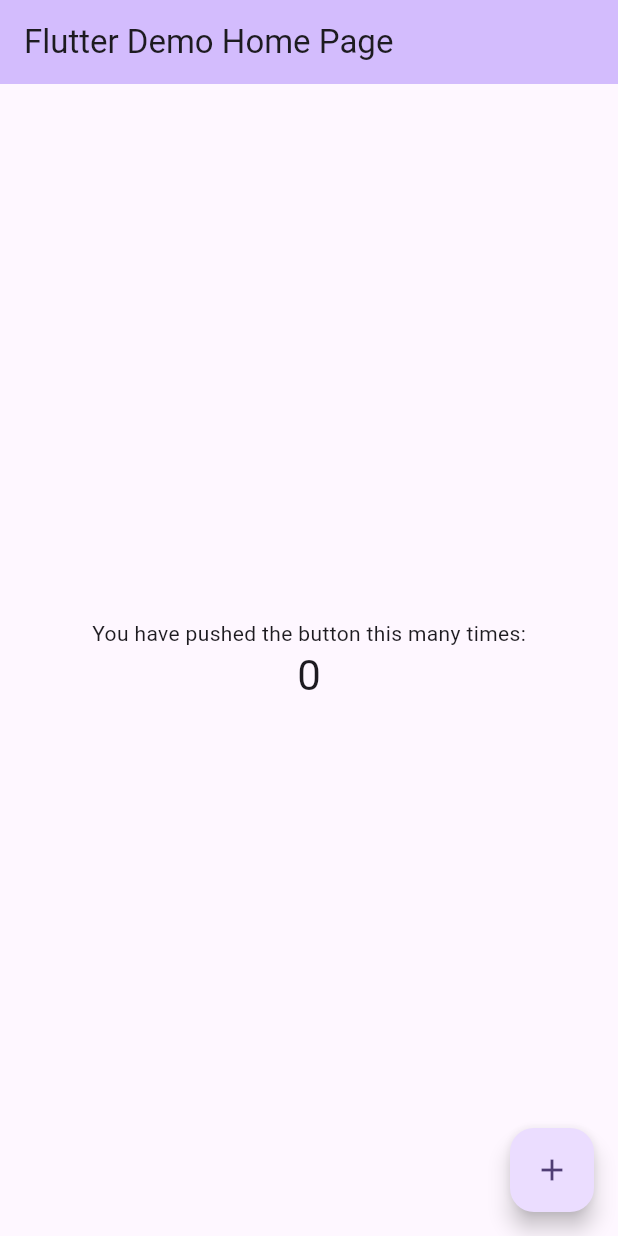
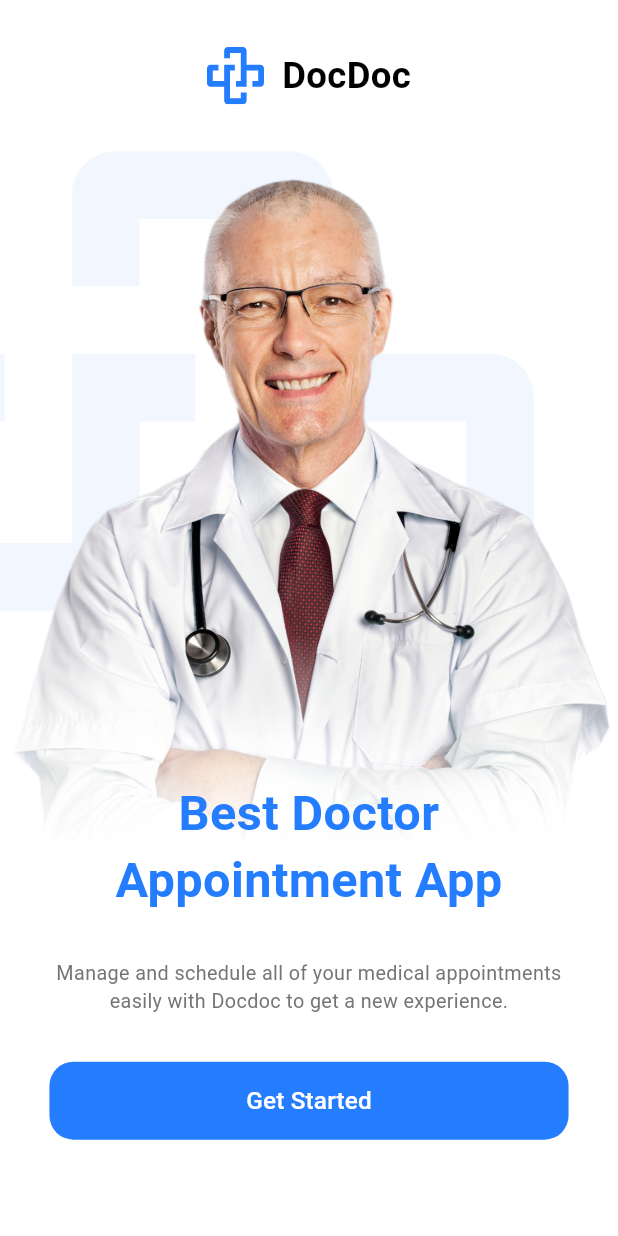
Before and after one commit to ahmedshebl175/flutter_advanced_course, a Flutter app: the screen it shows after launch, on a phone screen of 412 x 824 dp. Run offline on Flutter 3.47's test engine with Material 3 defaults, Android fonts, the phone set to English and light mode, and no system bars; our stand-ins replace flutter_screenutil, flutter_svg.

Commit message:
- added images & svgs folders for assets - added flutter_svg & flutter_screenutil - made a file for doc app client - added navigation extension - added routing folder that contains router class & routes file - added colors & text styles - added empty login screen - added onboarding screen

```diff
--- /dev/null
+++ b/lib/core/helpers/extensions.dart
@@ -0,0 +1,25 @@
+import 'package:flutter/widgets.dart';
+
+extension Navigation on BuildContext {
+  Future<dynamic> pushNamed(String routeName, {Object? arguments}) {
+    return Navigator.of(this).pushNamed(routeName, arguments: arguments);
+  }
+
+  Future<dynamic> pushReplacementNamed(String routeName, {Object? arguments}) {
+    return Navigator.of(this)
+        .pushReplacementNamed(routeName, arguments: arguments);
+  }
+
+  Future<dynamic> pushNamedAndRemoveUn(String routeName, {Object? arguments}) {
+    return Navigator.of(this)
+        .pushReplacementNamed(routeName, arguments: arguments);
+  }
+
+  Future<dynamic> pushNamedAndRemoveUntil(String routeName,
+      {Object? arguments, required RoutePredicate predicate}) {
+    return Navigator.of(this)
+        .pushNamedAndRemoveUntil(routeName, predicate, arguments: arguments);
+  }
+
+  void pop() => Navigator.of(this).pop();
+}
--- /dev/null
+++ b/lib/core/routing/app_router.dart
@@ -0,0 +1,30 @@
+import 'package:flutter/material.dart';
+import 'package:flutter_complete_project/core/routing/routes.dart';
+import 'package:flutter_complete_project/features/login/ui/widgets/login_screen.dart';
+import 'package:flutter_complete_project/features/onboarding/onboarding_screen.dart';
+
+class AppRouter {
+  Route generateRoute(RouteSettings settings) {
+    // this arguments to be passed in any screen like this (arguments as ClassName)
+    final arguments = settings.arguments;
+
+    switch (settings.name) {
+      case Routes.onBoardingScreen:
+        return MaterialPageRoute(
+          builder: (_) => const OnboardingScreen(),
+        );
+      case Routes.loginScreen:
+        return MaterialPageRoute(
+          builder: (_) => const LoginScreen(),
+        );
+      default:
+        return MaterialPageRoute(
+          builder: (_) => Scaffold(
+            body: Center(
+              child: Text('No route defined for ${settings.name}'),
+            ),
+          ),
+        );
+    }
+  }
+}
--- /dev/null
+++ b/lib/core/routing/routes.dart
@@ -0,0 +1,4 @@
+class Routes {
+  static const String onBoardingScreen = '/onBoardingScreen';
+  static const String loginScreen = '/loginScreen';
+}
--- /dev/null
+++ b/lib/core/theming/colors.dart
@@ -0,0 +1,6 @@
+import 'package:flutter/material.dart';
+
+class ColorsManager {
+  static const Color mainBlue = Color(0xFF247CFF);
+  static const Color gray = Color(0xFF757575);
+}
--- /dev/null
+++ b/lib/core/theming/styles.dart
@@ -0,0 +1,26 @@
+import 'package:flutter/material.dart';
+import 'package:flutter_complete_project/core/theming/colors.dart';
+import 'package:flutter_screenutil/flutter_screenutil.dart';
+
+class TextStyles {
+  static TextStyle font24Black700Weight = TextStyle(
+    fontSize: 24.sp,
+    fontWeight: FontWeight.w700,
+    color: Colors.black,
+  );
+  static TextStyle font32BlueBold = TextStyle(
+    fontSize: 32.sp,
+    fontWeight: FontWeight.bold,
+    color: ColorsManager.mainBlue,
+  );
+  static TextStyle font13GrayRegular = TextStyle(
+    fontSize: 13.sp,
+    fontWeight: FontWeight.normal,
+    color: ColorsManager.gray,
+  );
+  static TextStyle font16WhiteSemiBold = TextStyle(
+    fontSize: 16.sp,
+    fontWeight: FontWeight.w500,
+    color: Colors.white,
+  );
+}
--- /dev/null
+++ b/lib/doc_app.dart
@@ -0,0 +1,28 @@
+import 'package:flutter/material.dart';
+import 'package:flutter_complete_project/core/routing/app_router.dart';
+import 'package:flutter_complete_project/core/routing/routes.dart';
+import 'package:flutter_complete_project/core/theming/colors.dart';
+import 'package:flutter_screenutil/flutter_screenutil.dart';
+
+class DocApp extends StatelessWidget {
+  final AppRouter appRouter;
+  const DocApp({super.key, required this.appRouter});
+
+  @override
+  Widget build(BuildContext context) {
+    return ScreenUtilInit(
+      designSize: const Size(375, 812),
+      minTextAdapt: true,
+      child: MaterialApp(
+        title: 'Doc App',
+        theme: ThemeData(
+          primaryColor: ColorsManager.mainBlue,
+          scaffoldBackgroundColor: Colors.white,
+        ),
+        debugShowCheckedModeBanner: false,
+        initialRoute: Routes.onBoardingScreen,
+        onGenerateRoute: appRouter.generateRoute,
+      ),
+    );
+  }
+}
--- /dev/null
+++ b/lib/features/login/ui/widgets/login_screen.dart
@@ -0,0 +1,17 @@
+import 'package:flutter/material.dart';
+
+class LoginScreen extends StatelessWidget {
+  const LoginScreen({super.key});
+
+  @override
+  Widget build(BuildContext context) {
+    return Scaffold(
+      appBar: AppBar(
+        title: const Text('Login Screen'),
+      ),
+      body: const Center(
+        child: Text('LoginScreen is working'),
+      ),
+    );
+  }
+}
--- /dev/null
+++ b/lib/features/onboarding/onboarding_screen.dart
@@ -0,0 +1,44 @@
+import 'package:flutter/material.dart';
+import 'package:flutter_complete_project/core/theming/styles.dart';
+import 'package:flutter_complete_project/features/onboarding/widgets/doc_logo_and_name.dart';
+import 'package:flutter_complete_project/features/onboarding/widgets/doctor_image_and_text.dart';
+import 'package:flutter_complete_project/features/onboarding/widgets/get_started_button.dart';
+import 'package:flutter_screenutil/flutter_screenutil.dart';
+
+class OnboardingScreen extends StatelessWidget {
+  const OnboardingScreen({super.key});
+
+  @override
+  Widget build(BuildContext context) {
+    return Scaffold(
+      body: SafeArea(
+        child: SingleChildScrollView(
+          child: Padding(
+            padding: EdgeInsets.only(top: 30.h, bottom: 30.h),
+            child: Column(
+              children: [
+                const DocLogoAndName(),
+                SizedBox(height: 30.h),
+                const DoctorImageAndText(),
+                Padding(
+                  padding: EdgeInsets.symmetric(horizontal: 30.w),
+                  child: Column(
+                    children: [
+                      Text(
+                        'Manage and schedule all of your medical appointments easily with Docdoc to get a new experience.',
+                        style: TextStyles.font13GrayRegular,
+                        textAlign: TextAlign.center,
+                      ),
+                      SizedBox(height: 30.h),
+                      const GetStartedButton(),
+                    ],
+                  ),
+                ),
+              ],
+            ),
+          ),
+        ),
+      ),
+    );
+  }
+}
--- /dev/null
+++ b/lib/features/onboarding/widgets/doc_logo_and_name.dart
@@ -0,0 +1,23 @@
+import 'package:flutter/material.dart';
+import 'package:flutter_complete_project/core/theming/styles.dart';
+import 'package:flutter_screenutil/flutter_screenutil.dart';
+import 'package:flutter_svg/flutter_svg.dart';
+
+class DocLogoAndName extends StatelessWidget {
+  const DocLogoAndName({super.key});
+
+  @override
+  Widget build(BuildContext context) {
+    return Row(
+      mainAxisAlignment: MainAxisAlignment.center,
+      children: [
+        SvgPicture.asset('assets/svgs/docdoc_logo.svg'),
+        SizedBox(width: 10.w),
+        Text(
+          'DocDoc',
+          style: TextStyles.font24Black700Weight,
+        ),
+      ],
+    );
+  }
+}
--- /dev/null
+++ b/lib/features/onboarding/widgets/doctor_image_and_text.dart
@@ -0,0 +1,43 @@
+import 'package:flutter/material.dart';
+import 'package:flutter_complete_project/core/theming/styles.dart';
+import 'package:flutter_svg/flutter_svg.dart';
+
+class DoctorImageAndText extends StatelessWidget {
+  const DoctorImageAndText({super.key});
+
+  @override
+  Widget build(BuildContext context) {
+    return Stack(
+      // alignment: Alignment.topCenter,
+      children: [
+        SvgPicture.asset('assets/svgs/docdoc_logo_low_opacity.svg'),
+        Container(
+          foregroundDecoration: BoxDecoration(
+            gradient: LinearGradient(
+              colors: [
+                Colors.white,
+                Colors.white.withOpacity(0.0),
+              ],
+              begin: Alignment.bottomCenter,
+              end: Alignment.topCenter,
+              stops: const [0.14, 0.4],
+            ),
+          ),
+          child: Image.asset('assets/images/onboarding_doctor.png'),
+        ),
+        Positioned(
+          bottom: 30,
+          left: 0,
+          right: 0,
+          child: Text(
+            'Best Doctor\nAppointment App',
+            textAlign: TextAlign.center,
+            style: TextStyles.font32BlueBold.copyWith(
+              height: 1.4,
+            ),
+          ),
+        ),
+      ],
+    );
+  }
+}
--- /dev/null
+++ b/lib/features/onboarding/widgets/get_started_button.dart
@@ -0,0 +1,34 @@
+import 'package:flutter/material.dart';
+import 'package:flutter_complete_project/core/helpers/extensions.dart';
+import 'package:flutter_complete_project/core/routing/routes.dart';
+import 'package:flutter_complete_project/core/theming/colors.dart';
+import 'package:flutter_complete_project/core/theming/styles.dart';
+
+class GetStartedButton extends StatelessWidget {
+  const GetStartedButton({super.key});
+
+  @override
+  Widget build(BuildContext context) {
+    return TextButton(
+      onPressed: () {
+        context.pushNamed(Routes.loginScreen);
+      },
+      style: ButtonStyle(
+        backgroundColor: MaterialStateProperty.all(ColorsManager.mainBlue),
+        tapTargetSize: MaterialTapTargetSize.shrinkWrap,
+        minimumSize: MaterialStateProperty.all(
+          const Size(double.infinity, 52),
+        ),
+        shape: MaterialStateProperty.all(
+          RoundedRectangleBorder(
+            borderRadius: BorderRadius.circular(16),
+          ),
+        ),
+      ),
+      child: Text(
+        'Get Started',
+        style: TextStyles.font16WhiteSemiBold,
+      ),
+    );
+  }
+}
--- a/lib/main.dart
+++ b/lib/main.dart
@@ -1,126 +1,11 @@
 import 'package:flutter/material.dart';
+import 'package:flutter_complete_project/core/routing/app_router.dart';
+import 'package:flutter_complete_project/doc_app.dart';
 
 void main() {
-  runApp(const MyApp());
+  runApp(
+    DocApp(
+      appRouter: AppRouter(),
+    ),
+  );
 }
-
-class MyApp extends StatelessWidget {
-  const MyApp({super.key});
-
-  // This widget is the root of your application.
-  @override
-  Widget build(BuildContext context) {
-    return MaterialApp(
-      debugShowCheckedModeBanner: false,
-      title: 'Flutter Advanced Course',
-      theme: ThemeData(
-        // This is the theme of your application.
-        //
-        // TRY THIS: Try running your application with "flutter run". You'll see
-        // the application has a purple toolbar. Then, without quitting the app,
-        // try changing the seedColor in the colorScheme below to Colors.green
-        // and then invoke "hot reload" (save your changes or press the "hot
-        // reload" button in a Flutter-supported IDE, or press "r" if you used
-        // the command line to start the app).
-        //
-        // Notice that the counter didn't reset back to zero; the application
-        // state is not lost during the reload. To reset the state, use hot
-        // restart instead.
-        //
-        // This works for code too, not just values: Most code changes can be
-        // tested with just a hot reload.
-        colorScheme: ColorScheme.fromSeed(seedColor: Colors.deepPurple),
-        useMaterial3: true,
-      ),
-      home: const MyHomePage(title: 'Flutter Demo Home Page'),
-    );
-  }
-}
-
-class MyHomePage extends StatefulWidget {
-  const MyHomePage({super.key, required this.title});
-
-  // This widget is the home page of your application. It is stateful, meaning
-  // that it has a State object (defined below) that contains fields that affect
-  // how it looks.
-
-  // This class is the configuration for the state. It holds the values (in this
-  // case the title) provided by the parent (in this case the App widget) and
-  // used by the build method of the State. Fields in a Widget subclass are
-  // always marked "final".
-
-  final String title;
-
-  @override
-  State<MyHomePage> createState() => _MyHomePageState();
-}
-
-class _MyHomePageState extends State<MyHomePage> {
-  int _counter = 0;
-
-  void _incrementCounter() {
-    setState(() {
-      // This call to setState tells the Flutter framework that something has
-      // changed in this State, which causes it to rerun the build method below
-      // so that the display can reflect the updated values. If we changed
-      // _counter without calling setState(), then the build method would not be
-      // called again, and so nothing would appear to happen.
-      _counter++;
-    });
-  }
-
-  @override
-  Widget build(BuildContext context) {
-    // This method is rerun every time setState is called, for instance as done
-    // by the _incrementCounter method above.
-    //
-    // The Flutter framework has been optimized to make rerunning build methods
-    // fast, so that you can just rebuild anything that needs updating rather
-    // than having to individually change instances of widgets.
-    return Scaffold(
-      appBar: AppBar(
-        // TRY THIS: Try changing the color here to a specific color (to
-        // Colors.amber, perhaps?) and trigger a hot reload to see the AppBar
-        // change color while the other colors stay the same.
-        backgroundColor: Theme.of(context).colorScheme.inversePrimary,
-        // Here we take the value from the MyHomePage object that was created by
-        // the App.build method, and use it to set our appbar title.
-        title: Text(widget.title),
-      ),
-      body: Center(
-        // Center is a layout widget. It takes a single child and positions it
-        // in the middle of the parent.
-        child: Column(
-          // Column is also a layout widget. It takes a list of children and
-          // arranges them vertically. By default, it sizes itself to fit its
-          // children horizontally, and tries to be as tall as its parent.
-          //
-          // Column has various properties to control how it sizes itself and
-          // how it positions its children. Here we use mainAxisAlignment to
-          // center the children vertically; the main axis here is the vertical
-          // axis because Columns are vertical (the cross axis would be
-          // horizontal).
-          //
-          // TRY THIS: Invoke "debug painting" (choose the "Toggle Debug Paint"
-          // action in the IDE, or press "p" in the console), to see the
-          // wireframe for each widget.
-          mainAxisAlignment: MainAxisAlignment.center,
-          children: <Widget>[
-            const Text(
-              'You have pushed the button this many times:',
-            ),
-            Text(
-              '$_counter',
-              style: Theme.of(context).textTheme.headlineMedium,
-            ),
-          ],
-        ),
-      ),
-      floatingActionButton: FloatingActionButton(
-        onPressed: _incrementCounter,
-        tooltip: 'Increment',
-        child: const Icon(Icons.add),
-      ), // This trailing comma makes auto-formatting nicer for build methods.
-    );
-  }
-}
```
Also changed, not shown: pubspec.yaml (+7 -2 lines), assets/images/onboarding_doctor.png (added), assets/svgs/docdoc_logo.svg (added), assets/svgs/docdoc_logo_low_opacity.svg (added), pubspec.lock, 1 other file.
